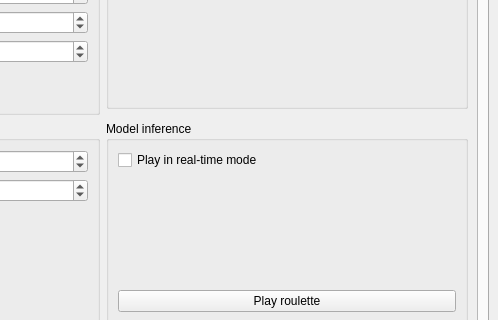
This is FAIRS/app/assets/window_layout.ui in CTCycle/FAIRS-Roulette-Player as Qt 5 draws it before an edit; both pictures show x 661 to 1159 and y 265 to 585 of the 1159 by 853 pixel window. The edited form follows.
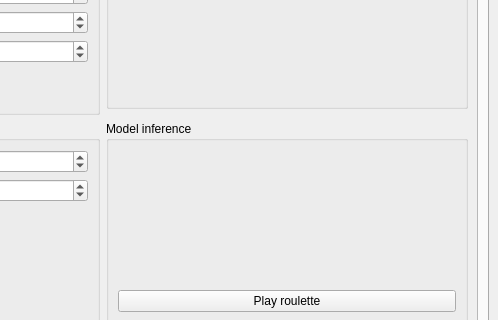
This is the edited form. The open tabs and pages were chosen to show the change.

Commit message: implemented modal window for real-time inference, created static method to accomodate inference pipeline

What changed in the file:
```diff
--- a/FAIRS/app/assets/window_layout.ui
+++ b/FAIRS/app/assets/window_layout.ui
@@ -739,13 +739,6 @@
                <string>Model inference</string>
               </property>
               <layout class="QVBoxLayout" name="verticalLayout_15">
-               <item>
-                <widget class="QCheckBox" name="realTimeInference">
-                 <property name="text">
-                  <string>Play in real-time mode</string>
-                 </property>
-                </widget>
-               </item>
                <item>
                 <spacer name="verticalSpacer_3">
                  <property name="orientation">
```
The commit also changes 10 other files.
